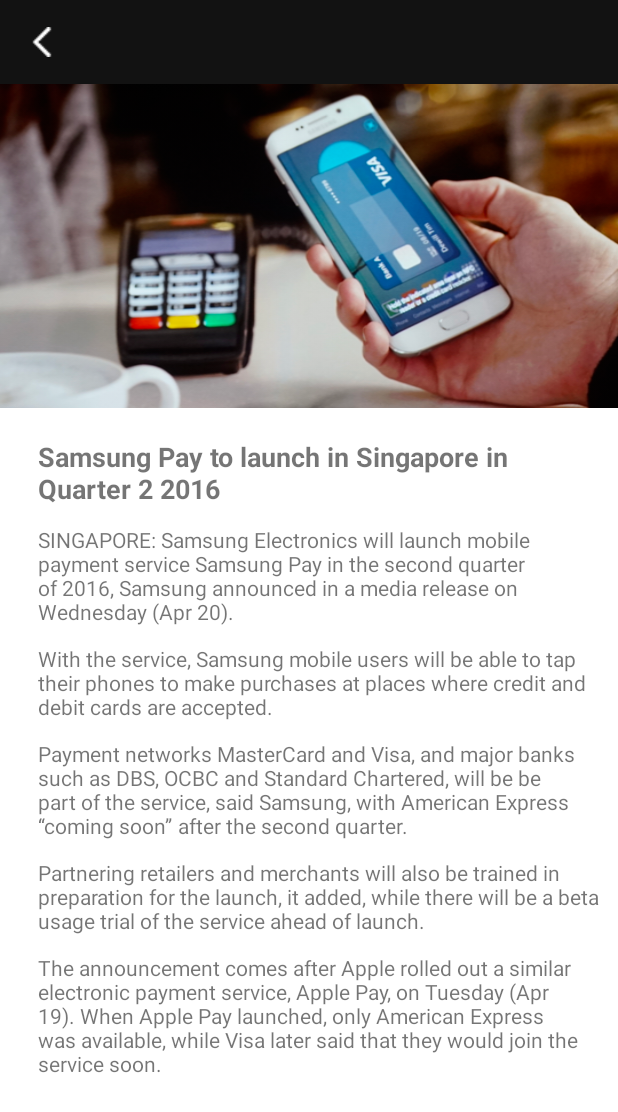
After one commit to akaiyuki/bnmghjkcv, an Android app: the BlogTwoActivity screen opened directly, with no data from a screen before it, on a phone screen of 412 x 824 dp. The commit adds this screen. Shown: the top 1112 px of the screen. Run offline under Robolectric (Android 15) with nearby library versions, the phone set to English and light mode, and no system bars.

Commit message:
edited back arrow

```diff
--- /dev/null
+++ b/BenzAndroid/app/src/main/java/com/av/benzandroid/models/activity/BlogTwoActivity.java
@@ -0,0 +1,31 @@
+package com.av.benzandroid.models.activity;
+
+import android.support.v7.app.AppCompatActivity;
+import android.os.Bundle;
+import android.support.v7.widget.Toolbar;
+
+import com.av.benzandroid.R;
+import com.av.benzandroid.functions.core.BaseActivity;
+
+public class BlogTwoActivity extends BaseActivity {
+
+    @Override
+    protected void onCreate(Bundle savedInstanceState) {
+        super.onCreate(savedInstanceState);
+        setContentView(R.layout.activity_blog_two);
+
+
+
+          /* Initialize toolbar */
+        Toolbar toolbar = (Toolbar) findViewById(R.id.app_bar);
+        setSupportActionBar(toolbar);
+        getSupportActionBar().setHomeButtonEnabled(true);
+        getSupportActionBar().setDisplayHomeAsUpEnabled(true);
+        getSupportActionBar().setHomeAsUpIndicator(R.drawable.backarrow);
+        getSupportActionBar().setTitle("");
+
+
+
+
+    }
+}
--- /dev/null
+++ b/BenzAndroid/app/src/main/res/layout/activity_blog_two.xml
@@ -0,0 +1,89 @@
+<ScrollView xmlns:android="http://schemas.android.com/apk/res/android"
+    xmlns:tools="http://schemas.android.com/tools"
+    android:layout_width="match_parent"
+    android:layout_height="match_parent"
+    android:background="@color/colorAccent">
+
+
+    <LinearLayout
+        android:layout_width="match_parent"
+        android:layout_height="match_parent"
+        android:orientation="vertical">
+
+        <include
+            android:id="@+id/app_bar"
+            layout="@layout/app_bar_blog" />
+
+
+        <ImageView
+            android:layout_width="match_parent"
+            android:layout_height="wrap_content"
+            android:src="@drawable/bannerblog2"
+            android:scaleType="fitXY"/>
+
+
+        <TextView
+            android:id="@+id/txtblog2"
+            android:layout_width="match_parent"
+            android:layout_height="wrap_content"
+            android:layout_marginBottom="10dp"
+            android:layout_marginTop="20dp"
+            android:text="Samsung Pay to launch in Singapore in Quarter 2 2016"
+            android:textSize="18sp"
+            android:layout_marginLeft="25dp"
+            android:layout_marginRight="10dp"
+            android:textStyle="bold"/>
+
+
+        <TextView
+            android:layout_width="match_parent"
+            android:layout_height="wrap_content"
+            android:layout_marginBottom="10dp"
+            android:layout_marginTop="2dp"
+            android:layout_marginRight="11dp"
+            android:layout_marginLeft="25dp"
+            android:text="SINGAPORE: Samsung Electronics will launch mobile payment service Samsung Pay in the second quarter of 2016, Samsung announced in a media release on Wednesday (Apr 20)."/>
+
+        <TextView
+            android:layout_marginRight="11dp"
+            android:layout_width="match_parent"
+            android:layout_height="wrap_content"
+            android:layout_marginTop="2dp"
+            android:layout_marginBottom="10dp"
+            android:layout_marginLeft="25dp"
+            android:text="With the service, Samsung mobile users will be able to tap their phones to make purchases at places where credit and debit cards are accepted."/>
+
+
+        <TextView
+            android:layout_marginRight="11dp"
+            android:layout_width="match_parent"
+            android:layout_height="wrap_content"
+            android:layout_marginBottom="10dp"
+            android:layout_marginTop="2dp"
+            android:layout_marginLeft="25dp"
+            android:text="Payment networks MasterCard and Visa, and major banks such as DBS, OCBC and Standard Chartered, will be be part of the service, said Samsung, with American Express “coming soon” after the second quarter."/>
+
+        <TextView
+            android:layout_marginRight="11dp"
+            android:layout_width="match_parent"
+            android:layout_height="wrap_content"
+            android:layout_marginBottom="10dp"
+            android:layout_marginTop="2dp"
+            android:layout_marginLeft="25dp"
+            android:text="Partnering retailers and merchants will also be trained in preparation for the launch, it added, while there will be a beta usage trial of the service ahead of launch."/>
+
+
+        <TextView
+            android:layout_marginRight="11dp"
+            android:layout_width="match_parent"
+            android:layout_height="wrap_content"
+            android:layout_marginBottom="10dp"
+            android:layout_marginTop="2dp"
+            android:layout_marginLeft="25dp"
+            android:text="The announcement comes after Apple rolled out a similar electronic payment service, Apple Pay, on Tuesday (Apr 19). When Apple Pay launched, only American Express was available, while Visa later said that they would join the service soon."/>
+
+
+    </LinearLayout>
+
+
+</ScrollView>
--- /dev/null
+++ b/BenzAndroid/app/src/main/res/layout/app_bar_blog.xml
@@ -0,0 +1,12 @@
+<?xml version="1.0" encoding="utf-8"?>
+<android.support.v7.widget.Toolbar xmlns:android="http://schemas.android.com/apk/res/android"
+    xmlns:app="http://schemas.android.com/apk/res-auto"
+    android:layout_width="match_parent"
+    android:layout_height="wrap_content"
+    android:background="@color/colorPrimary"
+    android:fitsSystemWindows="true"
+    app:popupTheme="@style/MyCustomToolbarTheme">
+
+
+
+</android.support.v7.widget.Toolbar>
--- a/BenzAndroid/app/src/main/res/values/styles.xml
+++ b/BenzAndroid/app/src/main/res/values/styles.xml
@@ -14,6 +14,8 @@
         <item name="colorPrimary">@color/colorPrimary</item>
         <item name="colorPrimaryDark">@color/colorPrimaryDark</item>
         <item name="colorAccent">@color/colorAccent</item>
+        <!--<item name="android:textColorPrimary">@android:color/white</item>-->
+
     </style>
 
 
```
Also changed, not shown: BenzAndroid/app/src/main/AndroidManifest.xml (+6 -13 lines), BenzAndroid/app/src/main/java/com/av/benzandroid/models/activity/BlogOneActivity.java (added, +30 -0 lines), BenzAndroid/app/src/main/java/com/av/benzandroid/models/fragments/BlogFragment.java (+11 -2 lines), BenzAndroid/app/src/main/res/layout/activity_blog_one.xml (added, +75 -0 lines), BenzAndroid/app/src/main/res/drawable-mdpi/backarrow.png (added).
